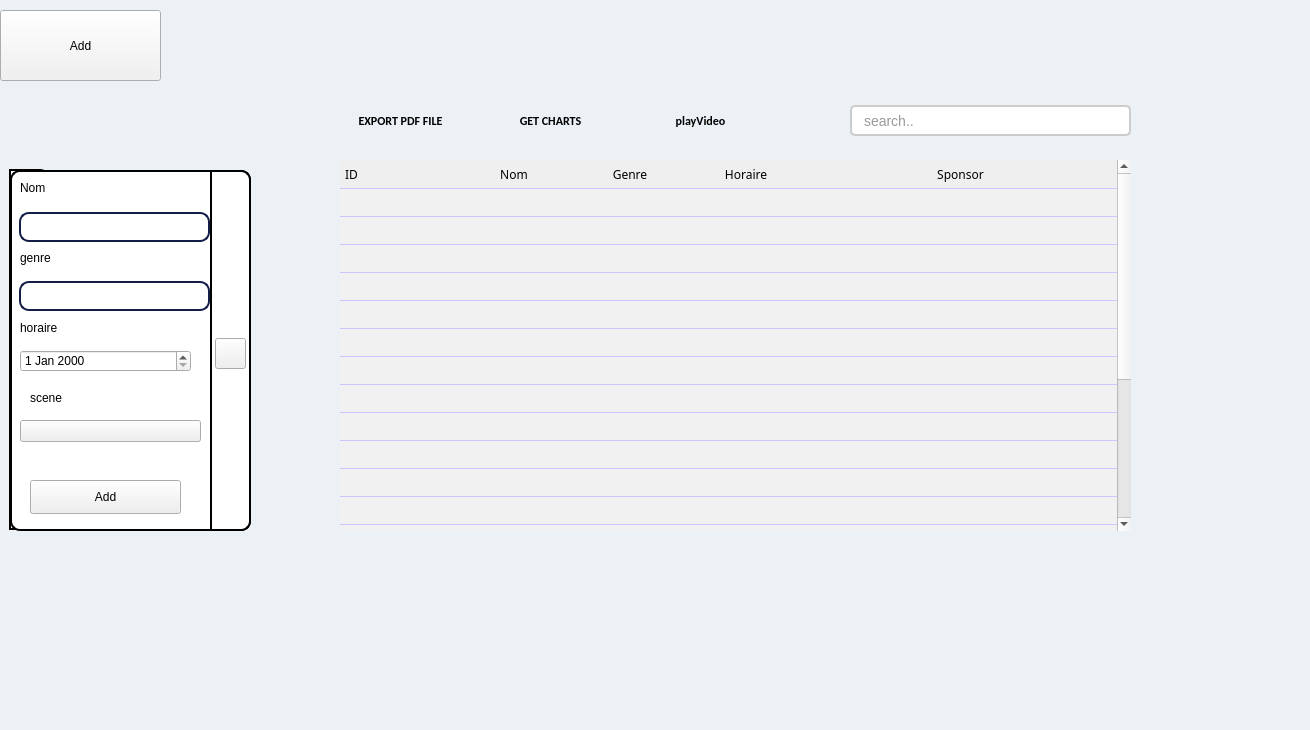
First picture: the form in emission.ui, repository HyperDarkmoon/TVEmpire, before the edit.
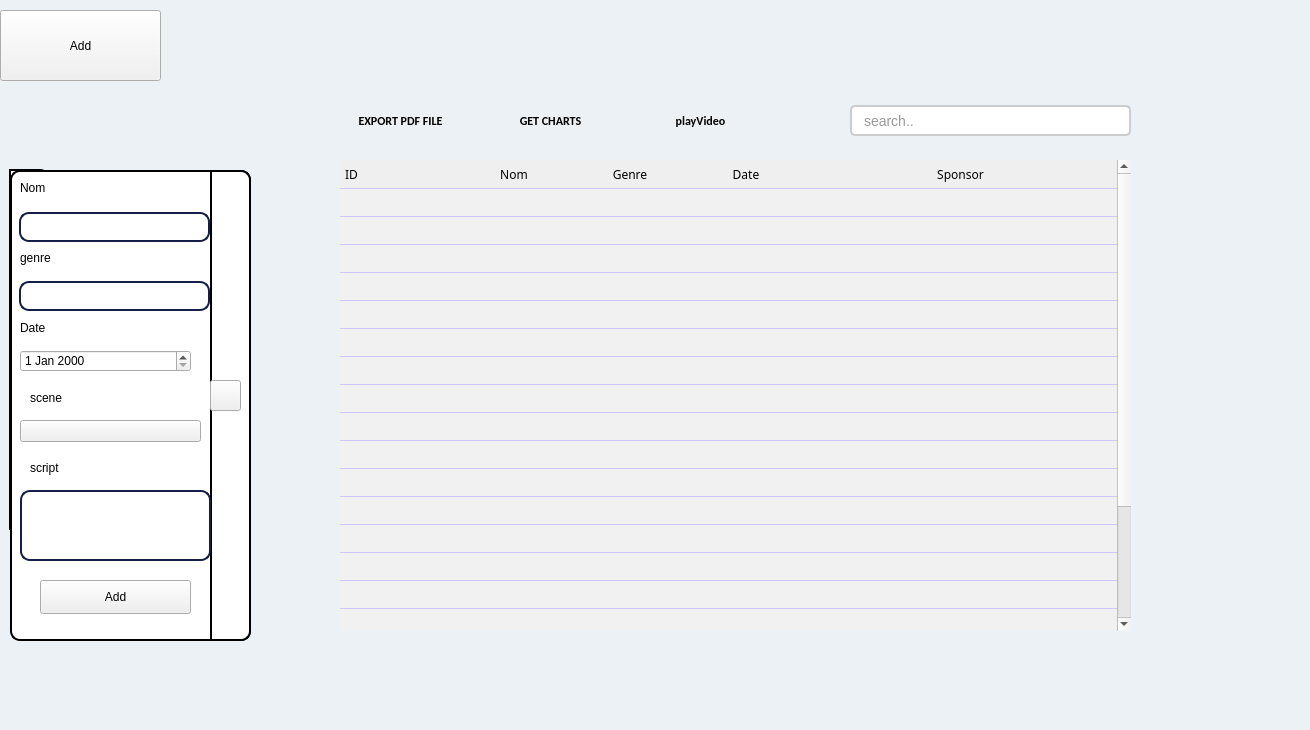
Second picture: the form after the edit. Icons and pictures are not drawn.

What changed in the file:
```diff
--- a/emission.ui
+++ b/emission.ui
@@ -121,7 +121,7 @@
       <x>340</x>
       <y>160</y>
       <width>791</width>
-      <height>371</height>
+      <height>471</height>
      </rect>
     </property>
     <property name="palette">
@@ -337,7 +337,7 @@
     </column>
     <column>
      <property name="text">
-      <string>Horaire</string>
+      <string>Date</string>
      </property>
     </column>
     <column>
@@ -2408,7 +2408,7 @@
        <x>0</x>
        <y>0</y>
        <width>241</width>
-       <height>361</height>
+       <height>471</height>
       </rect>
      </property>
      <property name="styleSheet">
@@ -2425,7 +2425,7 @@
       <string/>
      </property>
     </widget>
-    <widget class="QLineEdit" name="lineEdit_2">
+    <widget class="QLineEdit" name="name">
      <property name="enabled">
       <bool>true</bool>
      </property>
@@ -2469,7 +2469,7 @@
       <string>Nom</string>
      </property>
     </widget>
-    <widget class="QLineEdit" name="lineEdit_3">
+    <widget class="QLineEdit" name="genre">
      <property name="geometry">
       <rect>
        <x>9</x>
@@ -2523,7 +2523,7 @@
       <string notr="true">color: black</string>
      </property>
      <property name="text">
-      <string>horaire</string>
+      <string>Date</string>
      </property>
     </widget>
     <widget class="QLabel" name="label_10">
@@ -2551,11 +2551,11 @@
       <string>categories</string>
      </property>
     </widget>
-    <widget class="QPushButton" name="add_btn_4">
+    <widget class="QPushButton" name="add">
      <property name="geometry">
       <rect>
-       <x>20</x>
-       <y>310</y>
+       <x>30</x>
+       <y>410</y>
        <width>151</width>
        <height>34</height>
       </rect>
@@ -2577,8 +2577,8 @@
     <widget class="QPushButton" name="pushButton_4">
      <property name="geometry">
       <rect>
-       <x>205</x>
-       <y>168</y>
+       <x>200</x>
+       <y>210</y>
        <width>31</width>
        <height>31</height>
       </rect>
@@ -2609,7 +2609,7 @@
        <x>200</x>
        <y>0</y>
        <width>41</width>
-       <height>361</height>
+       <height>471</height>
       </rect>
      </property>
      <property name="styleSheet">
@@ -2650,7 +2650,7 @@
       <string>scene</string>
      </property>
     </widget>
-    <widget class="QComboBox" name="comboBox">
+    <widget class="QComboBox" name="scene">
      <property name="geometry">
       <rect>
        <x>10</x>
@@ -2660,11 +2660,64 @@
       </rect>
      </property>
     </widget>
+    <widget class="QLineEdit" name="script">
+     <property name="geometry">
+      <rect>
+       <x>10</x>
+       <y>320</y>
+       <width>191</width>
+       <height>71</height>
+      </rect>
+     </property>
+     <property name="styleSheet">
+      <string notr="true">QLineEdit {
+    border: 2px solid #141E46;
+    border-radius: 10px;
+    padding: 5px;
+}
+
+QTextEdit {
+    border: 2px solid #141E46;
+    border-radius: 10px;
+    padding: 1.5px;
+}
+</string>
+     </property>
+    </widget>
+    <widget class="QLabel" name="label_13">
+     <property name="geometry">
+      <rect>
+       <x>20</x>
+       <y>290</y>
+       <width>71</width>
+       <height>16</height>
+      </rect>
+     </property>
+     <property name="text">
+      <string>script</string>
+     </property>
+    </widget>
+    <widget class="QLabel" name="errorLabel">
+     <property name="geometry">
+      <rect>
+       <x>20</x>
+       <y>450</y>
+       <width>161</width>
+       <height>21</height>
+      </rect>
+     </property>
+     <property name="styleSheet">
+      <string notr="true">color: red;</string>
+     </property>
+     <property name="text">
+      <string/>
+     </property>
+    </widget>
     <zorder>label_10</zorder>
     <zorder>label_5</zorder>
-    <zorder>lineEdit_2</zorder>
-    <zorder>add_btn_4</zorder>
-    <zorder>lineEdit_3</zorder>
+    <zorder>name</zorder>
+    <zorder>add</zorder>
+    <zorder>genre</zorder>
     <zorder>label_3</zorder>
     <zorder>label_4</zorder>
     <zorder>label_7</zorder>
@@ -2672,7 +2725,10 @@
     <zorder>label_11</zorder>
     <zorder>pushButton_4</zorder>
     <zorder>label_12</zorder>
-    <zorder>comboBox</zorder>
+    <zorder>scene</zorder>
+    <zorder>script</zorder>
+    <zorder>label_13</zorder>
+    <zorder>errorLabel</zorder>
    </widget>
    <widget class="QWidget" name="widget" native="true">
     <property name="geometry">
```
